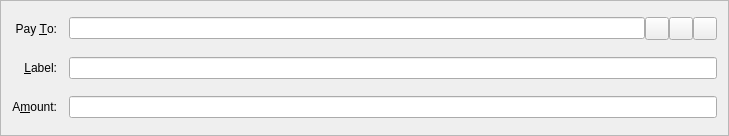
First picture: the form in src/qt/forms/sendcoinsentry.ui, repository psdgithub/bitcoin, before the edit.
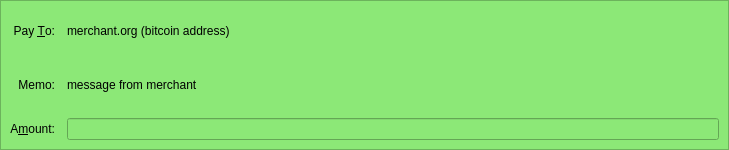
Second picture: the form after the edit. Icons and pictures are not drawn. Custom widgets are drawn as their Qt base class.

What changed in the file:
```diff
--- a/src/qt/forms/sendcoinsentry.ui
+++ b/src/qt/forms/sendcoinsentry.ui
@@ -1,16 +1,26 @@
 <?xml version="1.0" encoding="UTF-8"?>
 <ui version="4.0">
  <class>SendCoinsEntry</class>
- <widget class="QFrame" name="SendCoinsEntry">
+ <widget class="QStackedWidget" name="SendCoinsEntry">
   <property name="geometry">
    <rect>
     <x>0</x>
     <y>0</y>
     <width>729</width>
-    <height>136</height>
+    <height>150</height>
    </rect>
   </property>
   <property name="windowTitle">
+   <string>StackedWidget</string>
+  </property>
+  <property name="autoFillBackground">
+   <bool>false</bool>
+  </property>
+  <property name="currentIndex">
+   <number>1</number>
+  </property>
+  <widget class="QFrame" name="SendCoinsInsecure">
+   <property name="windowTitle">
    <string>Form</string>
   </property>
   <property name="frameShape">
@@ -138,6 +148,541 @@
     </widget>
    </item>
   </layout>
+  </widget>
+  <widget class="QFrame" name="SendCoinsSecure">
+   <property name="palette">
+    <palette>
+     <active>
+      <colorrole role="WindowText">
+       <brush brushstyle="SolidPattern">
+        <color alpha="255">
+         <red>0</red>
+         <green>0</green>
+         <blue>0</blue>
+        </color>
+       </brush>
+      </colorrole>
+      <colorrole role="Button">
+       <brush brushstyle="SolidPattern">
+        <color alpha="255">
+         <red>140</red>
+         <green>232</green>
+         <blue>119</blue>
+        </color>
+       </brush>
+      </colorrole>
+      <colorrole role="Light">
+       <brush brushstyle="SolidPattern">
+        <color alpha="255">
+         <red>230</red>
+         <green>255</green>
+         <blue>224</blue>
+        </color>
+       </brush>
+      </colorrole>
+      <colorrole role="Midlight">
+       <brush brushstyle="SolidPattern">
+        <color alpha="255">
+         <red>185</red>
+         <green>243</green>
+         <blue>171</blue>
+        </color>
+       </brush>
+      </colorrole>
+      <colorrole role="Dark">
+       <brush brushstyle="SolidPattern">
+        <color alpha="255">
+         <red>70</red>
+         <green>116</green>
+         <blue>59</blue>
+        </color>
+       </brush>
+      </colorrole>
+      <colorrole role="Mid">
+       <brush brushstyle="SolidPattern">
+        <color alpha="255">
+         <red>93</red>
+         <green>155</green>
+         <blue>79</blue>
+        </color>
+       </brush>
+      </colorrole>
+      <colorrole role="Text">
+       <brush brushstyle="SolidPattern">
+        <color alpha="255">
+         <red>0</red>
+         <green>0</green>
+         <blue>0</blue>
+        </color>
+       </brush>
+      </colorrole>
+      <colorrole role="BrightText">
+       <brush brushstyle="SolidPattern">
+        <color alpha="255">
+         <red>155</red>
+         <green>255</green>
+         <blue>147</blue>
+        </color>
+       </brush>
+      </colorrole>
+      <colorrole role="ButtonText">
+       <brush brushstyle="SolidPattern">
+        <color alpha="255">
+         <red>0</red>
+         <green>0</green>
+         <blue>0</blue>
+        </color>
+       </brush>
+      </colorrole>
+      <colorrole role="Base">
+       <brush brushstyle="SolidPattern">
+        <color alpha="255">
+         <red>119</red>
+         <green>255</green>
+         <blue>233</blue>
+        </color>
+       </brush>
+      </colorrole>
+      <colorrole role="Window">
+       <brush brushstyle="SolidPattern">
+        <color alpha="255">
+         <red>140</red>
+         <green>232</green>
+         <blue>119</blue>
+        </color>
+       </brush>
+      </colorrole>
+      <colorrole role="Shadow">
+       <brush brushstyle="SolidPattern">
+        <color alpha="255">
+         <red>0</red>
+         <green>0</green>
+         <blue>0</blue>
+        </color>
+       </brush>
+      </colorrole>
+      <colorrole role="AlternateBase">
+       <brush brushstyle="SolidPattern">
+        <color alpha="255">
+         <red>197</red>
+         <green>243</green>
+         <blue>187</blue>
+        </color>
+       </brush>
+      </colorrole>
+      <colorrole role="NoRole">
+       <brush brushstyle="SolidPattern">
+        <color alpha="255">
+         <red>125</red>
+         <green>194</green>
+         <blue>122</blue>
+        </color>
+       </brush>
+      </colorrole>
+      <colorrole role="ToolTipBase">
+       <brush brushstyle="SolidPattern">
+        <color alpha="255">
+         <red>255</red>
+         <green>255</green>
+         <blue>220</blue>
+        </color>
+       </brush>
+      </colorrole>
+      <colorrole role="ToolTipText">
+       <brush brushstyle="SolidPattern">
+        <color alpha="255">
+         <red>0</red>
+         <green>0</green>
+         <blue>0</blue>
+        </color>
+       </brush>
+      </colorrole>
+     </active>
+     <inactive>
+      <colorrole role="WindowText">
+       <brush brushstyle="SolidPattern">
+        <color alpha="255">
+         <red>0</red>
+         <green>0</green>
+         <blue>0</blue>
+        </color>
+       </brush>
+      </colorrole>
+      <colorrole role="Button">
+       <brush brushstyle="SolidPattern">
+        <color alpha="255">
+         <red>140</red>
+         <green>232</green>
+         <blue>119</blue>
+        </color>
+       </brush>
+      </colorrole>
+      <colorrole role="Light">
+       <brush brushstyle="SolidPattern">
+        <color alpha="255">
+         <red>230</red>
+         <green>255</green>
+         <blue>224</blue>
+        </color>
+       </brush>
+      </colorrole>
+      <colorrole role="Midlight">
+       <brush brushstyle="SolidPattern">
+        <color alpha="255">
+         <red>185</red>
+         <green>243</green>
+         <blue>171</blue>
+        </color>
+       </brush>
+      </colorrole>
+      <colorrole role="Dark">
+       <brush brushstyle="SolidPattern">
+        <color alpha="255">
+         <red>70</red>
+         <green>116</green>
+         <blue>59</blue>
+        </color>
+       </brush>
+      </colorrole>
+      <colorrole role="Mid">
+       <brush brushstyle="SolidPattern">
+        <color alpha="255">
+         <red>93</red>
+         <green>155</green>
+         <blue>79</blue>
+        </color>
+       </brush>
+      </colorrole>
+      <colorrole role="Text">
+       <brush brushstyle="SolidPattern">
+        <color alpha="255">
+         <red>0</red>
+         <green>0</green>
+         <blue>0</blue>
+        </color>
+       </brush>
+      </colorrole>
+      <colorrole role="BrightText">
+       <brush brushstyle="SolidPattern">
+        <color alpha="255">
+         <red>155</red>
+         <green>255</green>
+         <blue>147</blue>
+        </color>
+       </brush>
+      </colorrole>
+      <colorrole role="ButtonText">
+       <brush brushstyle="SolidPattern">
+        <color alpha="255">
+         <red>0</red>
+         <green>0</green>
+         <blue>0</blue>
+        </color>
+       </brush>
+      </colorrole>
+      <colorrole role="Base">
+       <brush brushstyle="SolidPattern">
+        <color alpha="255">
+         <red>119</red>
+         <green>255</green>
+         <blue>233</blue>
+        </color>
+       </brush>
+      </colorrole>
+      <colorrole role="Window">
+       <brush brushstyle="SolidPattern">
+        <color alpha="255">
+         <red>140</red>
+         <green>232</green>
+         <blue>119</blue>
+        </color>
+       </brush>
+      </colorrole>
+      <colorrole role="Shadow">
+       <brush brushstyle="SolidPattern">
+        <color alpha="255">
+         <red>0</red>
+         <green>0</green>
+         <blue>0</blue>
+        </color>
+       </brush>
+      </colorrole>
+      <colorrole role="AlternateBase">
+       <brush brushstyle="SolidPattern">
+        <color alpha="255">
+         <red>197</red>
+         <green>243</green>
+         <blue>187</blue>
+        </color>
+       </brush>
+      </colorrole>
+      <colorrole role="NoRole">
+       <brush brushstyle="SolidPattern">
+        <color alpha="255">
+         <red>125</red>
+         <green>194</green>
+         <blue>122</blue>
+        </color>
+       </brush>
+      </colorrole>
+      <colorrole role="ToolTipBase">
+       <brush brushstyle="SolidPattern">
+        <color alpha="255">
+         <red>255</red>
+         <green>255</green>
+         <blue>220</blue>
+        </color>
+       </brush>
+      </colorrole>
+      <colorrole role="ToolTipText">
+       <brush brushstyle="SolidPattern">
+        <color alpha="255">
+         <red>0</red>
+         <green>0</green>
+         <blue>0</blue>
+        </color>
+       </brush>
+      </colorrole>
+     </inactive>
+     <disabled>
+      <colorrole role="WindowText">
+       <brush brushstyle="SolidPattern">
+        <color alpha="255">
+         <red>70</red>
+         <green>116</green>
+         <blue>59</blue>
+        </color>
+       </brush>
+      </colorrole>
+      <colorrole role="Button">
+       <brush brushstyle="SolidPattern">
+        <color alpha="255">
+         <red>140</red>
+         <green>232</green>
+         <blue>119</blue>
+        </color>
+       </brush>
+      </colorrole>
+      <colorrole role="Light">
+       <brush brushstyle="SolidPattern">
+        <color alpha="255">
+         <red>230</red>
+         <green>255</green>
+         <blue>224</blue>
+        </color>
+       </brush>
+      </colorrole>
+      <colorrole role="Midlight">
+       <brush brushstyle="SolidPattern">
+        <color alpha="255">
+         <red>185</red>
+         <green>243</green>
+         <blue>171</blue>
+        </color>
+       </brush>
+      </colorrole>
+      <colorrole role="Dark">
+       <brush brushstyle="SolidPattern">
+        <color alpha="255">
+         <red>70</red>
+         <green>116</green>
+         <blue>59</blue>
+        </color>
+       </brush>
+      </colorrole>
+      <colorrole role="Mid">
+       <brush brushstyle="SolidPattern">
+        <color alpha="255">
+         <red>93</red>
+         <green>155</green>
+         <blue>79</blue>
+        </color>
+       </brush>
+      </colorrole>
+      <colorrole role="Text">
+       <brush brushstyle="SolidPattern">
+        <color alpha="255">
+         <red>70</red>
+         <green>116</green>
+         <blue>59</blue>
+        </color>
+       </brush>
+      </colorrole>
+      <colorrole role="BrightText">
+       <brush brushstyle="SolidPattern">
+        <color alpha="255">
+         <red>155</red>
+         <green>255</green>
+         <blue>147</blue>
+        </color>
+       </brush>
+      </colorrole>
+      <colorrole role="ButtonText">
+       <brush brushstyle="SolidPattern">
+        <color alpha="255">
+         <red>70</red>
+         <green>116</green>
+         <blue>59</blue>
+        </color>
+       </brush>
+      </colorrole>
+      <colorrole role="Base">
+       <brush brushstyle="SolidPattern">
+        <color alpha="255">
+         <red>140</red>
+         <green>232</green>
+         <blue>119</blue>
+        </color>
+       </brush>
+      </colorrole>
+      <colorrole role="Window">
+       <brush brushstyle="SolidPattern">
+        <color alpha="255">
+         <red>140</red>
+         <green>232</green>
+         <blue>119</blue>
+        </color>
+       </brush>
+      </colorrole>
+      <colorrole role="Shadow">
+       <brush brushstyle="SolidPattern">
+        <color alpha="255">
+         <red>0</red>
+         <green>0</green>
+         <blue>0</blue>
+        </color>
+       </brush>
+      </colorrole>
+      <colorrole role="AlternateBase">
+       <brush brushstyle="SolidPattern">
+        <color alpha="255">
+         <red>140</red>
+         <green>232</green>
+         <blue>119</blue>
+        </color>
+       </brush>
+      </colorrole>
+      <colorrole role="NoRole">
+       <brush brushstyle="SolidPattern">
+        <color alpha="255">
+         <red>125</red>
+         <green>194</green>
+         <blue>122</blue>
+        </color>
+       </brush>
+      </colorrole>
+      <colorrole role="ToolTipBase">
+       <brush brushstyle="SolidPattern">
+        <color alpha="255">
+         <red>255</red>
+         <green>255</green>
+         <blue>220</blue>
+        </color>
+       </brush>
+      </colorrole>
+      <colorrole role="ToolTipText">
+       <brush brushstyle="SolidPattern">
+        <color alpha="255">
+         <red>0</red>
+         <green>0</green>
+         <blue>0</blue>
+        </color>
+       </brush>
+      </colorrole>
+     </disabled>
+    </palette>
+   </property>
+   <property name="windowTitle">
+    <string>SecureSend</string>
+   </property>
+   <property name="autoFillBackground">
+    <bool>true</bool>
+   </property>
+   <property name="frameShape">
+    <enum>QFrame::StyledPanel</enum>
+   </property>
+   <property name="frameShadow">
+    <enum>QFrame::Sunken</enum>
+   </property>
+   <layout class="QGridLayout" name="gridLayout_s">
+    <property name="spacing">
+     <number>12</number>
+    </property>
+    <item row="4" column="0">
+     <widget class="QLabel" name="label_s4">
+      <property name="text">
+       <string>Memo:</string>
+      </property>
+      <property name="alignment">
+       <set>Qt::AlignRight|Qt::AlignTrailing|Qt::AlignVCenter</set>
+      </property>
+      <property name="buddy">
+       <cstring>addAsLabel</cstring>
+      </property>
+     </widget>
+    </item>
+    <item row="5" column="0">
+     <widget class="QLabel" name="label_s1">
+      <property name="text">
+       <string>A&amp;mount:</string>
+      </property>
+      <property name="alignment">
+       <set>Qt::AlignRight|Qt::AlignTrailing|Qt::AlignVCenter</set>
+      </property>
+      <property name="buddy">
+       <cstring>payAmount</cstring>
+      </property>
+     </widget>
+    </item>
+    <item row="3" column="0">
+     <widget class="QLabel" name="label_s2">
+      <property name="text">
+       <string>Pay &amp;To:</string>
+      </property>
+      <property name="alignment">
+       <set>Qt::AlignRight|Qt::AlignTrailing|Qt::AlignVCenter</set>
+      </property>
+      <property name="buddy">
+       <cstring>payTo</cstring>
+      </property>
+     </widget>
+    </item>
+    <item row="5" column="2">
+     <widget class="BitcoinAmountField" name="payAmount_s">
+      <property name="enabled">
+       <bool>false</bool>
+      </property>
+      <property name="acceptDrops">
+       <bool>false</bool>
+      </property>
+      <property name="readOnly">
+       <bool>true</bool>
+      </property>
+     </widget>
+    </item>
+    <item row="3" column="2">
+     <layout class="QHBoxLayout" name="payToLayout_s">
+      <property name="spacing">
+       <number>0</number>
+      </property>
+      <item>
+       <widget class="QLabel" name="payTo_s">
+        <property name="text">
+         <string>merchant.org (bitcoin address)</string>
+        </property>
+       </widget>
+      </item>
+     </layout>
+    </item>
+    <item row="4" column="2">
+     <widget class="QLabel" name="memo_s">
+      <property name="text">
+       <string>message from merchant</string>
+      </property>
+     </widget>
+    </item>
+   </layout>
+  </widget>
  </widget>
  <customwidgets>
   <customwidget>
```
Lines whose indentation alone changed are shown as unchanged.
